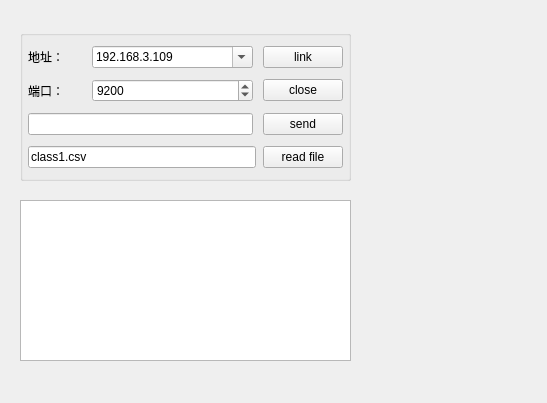
Qt form csvLinkServer2.ui (3548848289/SmartDesk) before a commit.
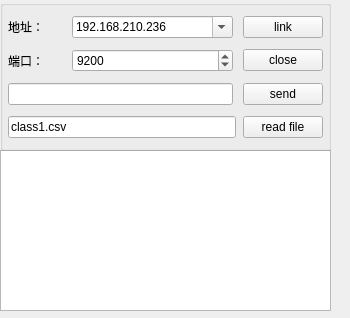
The same form after that commit.

```diff
--- a/csvLinkServer2.ui
+++ b/csvLinkServer2.ui
@@ -6,8 +6,8 @@
    <rect>
     <x>0</x>
     <y>0</y>
-    <width>547</width>
-    <height>403</height>
+    <width>350</width>
+    <height>318</height>
    </rect>
   </property>
   <property name="windowTitle">
@@ -16,8 +16,8 @@
   <widget class="QTextBrowser" name="textBrowser">
    <property name="geometry">
     <rect>
-     <x>20</x>
-     <y>200</y>
+     <x>0</x>
+     <y>150</y>
      <width>331</width>
      <height>161</height>
     </rect>
@@ -26,8 +26,8 @@
   <widget class="QGroupBox" name="groupBox">
    <property name="geometry">
     <rect>
-     <x>20</x>
-     <y>30</y>
+     <x>0</x>
+     <y>0</y>
      <width>331</width>
      <height>151</height>
     </rect>
@@ -85,7 +85,7 @@
         </property>
         <item>
          <property name="text">
-          <string>192.168.3.109</string>
+          <string>192.168.210.236</string>
          </property>
         </item>
         <item>
```
